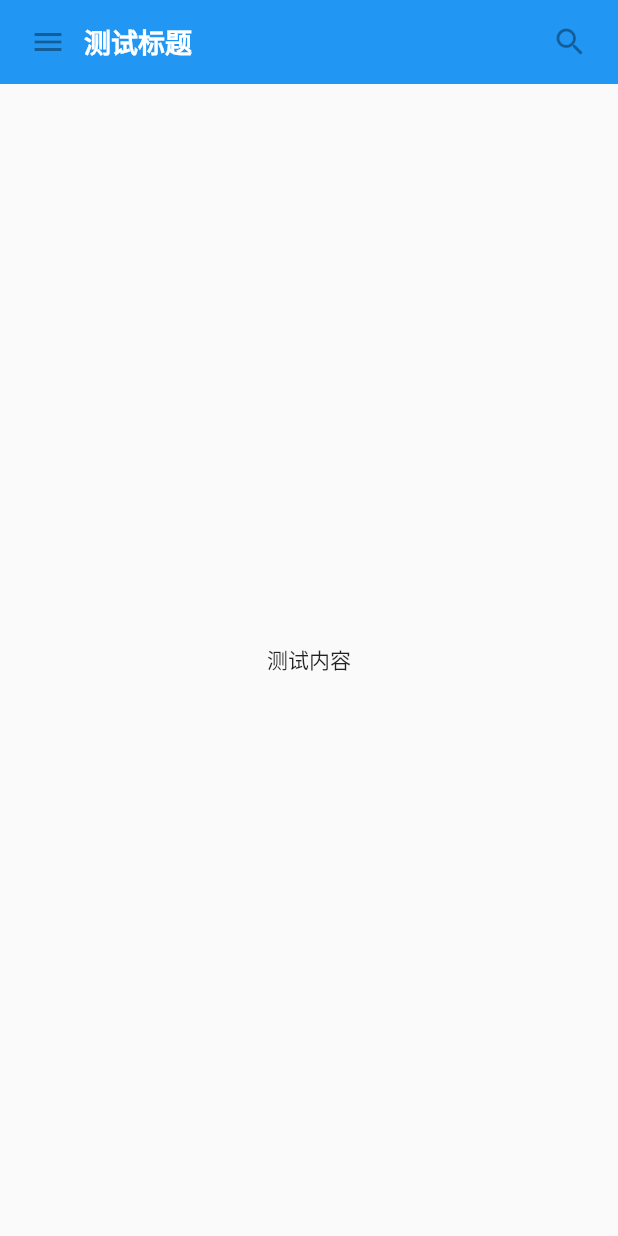
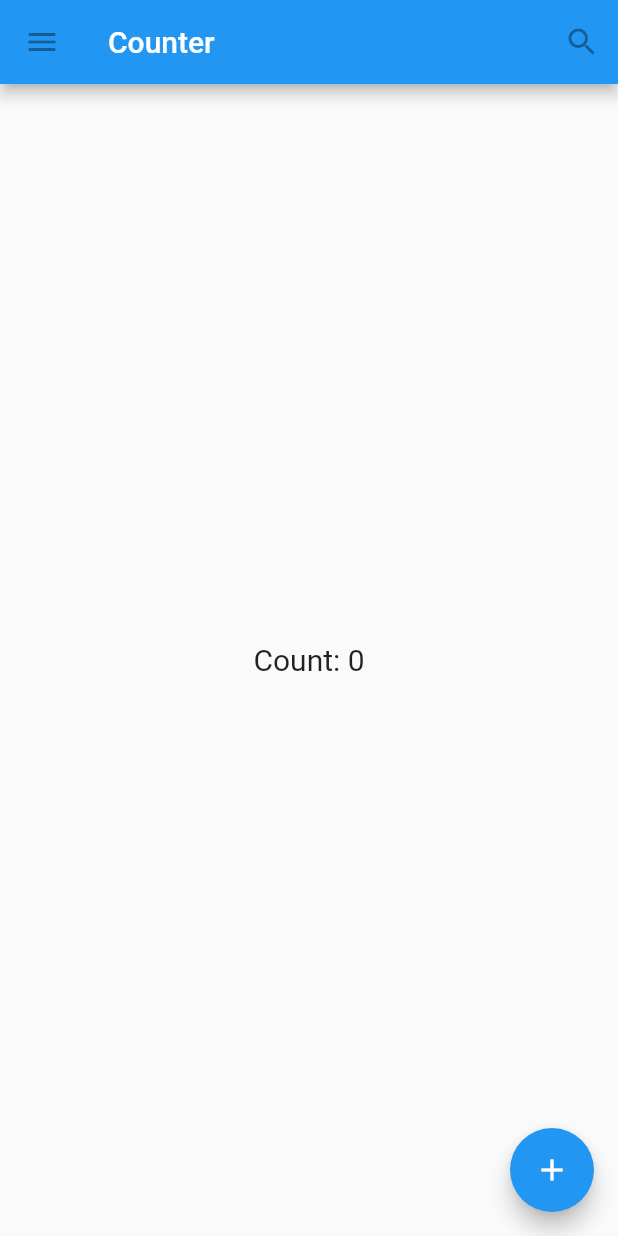
Before and after one commit to ddzy/flutter_demo, a Flutter app: the screen it shows after launch, on a phone screen of 412 x 824 dp. Run offline on Flutter 3.47's test engine with Material 2 defaults, Android fonts, the phone set to English and light mode, and no system bars.

Commit message:
feat(Counter): 实现基本的计数器

```diff
--- a/lib/main.dart
+++ b/lib/main.dart
@@ -1,62 +1,61 @@
 import 'package:flutter/material.dart';
 
 void main() {
-  runApp(MaterialApp(
+  runApp(const MaterialApp(
     title: 'test',
-    home: Container(
-      child: const SafeArea(child: MyApp(), bottom: false),
-      color: Colors.blue[500],
-    ),
+    home: HomePage(),
   ));
 }
 
-class MyApp extends StatelessWidget {
-  const MyApp({super.key});
+class HomePage extends StatefulWidget {
+  const HomePage({super.key});
+
+  @override
+  State<StatefulWidget> createState() {
+    return _HomePageState();
+  }
+}
+
+class _HomePageState extends State<HomePage> {
+  _HomePageState();
+
+  int _count = 0;
+
+  void _increment() {
+    setState(() {
+      _count += 1;
+    });
+  }
 
   @override
   Widget build(BuildContext context) {
-    return const Material(
-      child: Column(
-        children: [
-          MyAppBar(
-              title: Text(
-            '测试标题',
-            style: TextStyle(
-                color: Colors.white, fontSize: 18, fontWeight: FontWeight.bold),
-          )),
-          Expanded(child: Center(child: Text('测试内容')))
+    return Scaffold(
+      appBar: AppBar(
+        leading: const IconButton(
+          onPressed: null,
+          icon: Icon(Icons.menu),
+          tooltip: 'Menu',
+        ),
+        title: const Text('Counter'),
+        actions: const [
+          IconButton(
+            onPressed: null,
+            icon: Icon(Icons.search),
+            tooltip: 'Search',
+          )
         ],
+      ),
+      body: Center(
+        child: Text(
+          'Count: $_count',
+          style: const TextStyle(fontSize: 20),
+        ),
+      ),
+      floatingActionButton: FloatingActionButton(
+        onPressed: _increment,
+        tooltip: 'Add',
+        child: const Icon(Icons.add),
       ),
     );
   }
 }
-
-class MyAppBar extends StatelessWidget {
-  final Widget title;
-
-  const MyAppBar({required this.title, super.key});
-
-  @override
-  Widget build(BuildContext context) {
-    return Container(
-      height: 56,
-      padding: const EdgeInsets.symmetric(horizontal: 8),
-      decoration: BoxDecoration(color: Colors.blue[500]),
-      child: Row(
-        children: [
-          const IconButton(
-            onPressed: null,
-            icon: Icon(Icons.menu),
-            tooltip: '菜单',
-          ),
-          Expanded(child: title),
-          const IconButton(
-            onPressed: null,
-            icon: Icon(Icons.search),
-            tooltip: '搜索',
-          ),
-        ],
-      ),
-    );
-  }
-}
```
